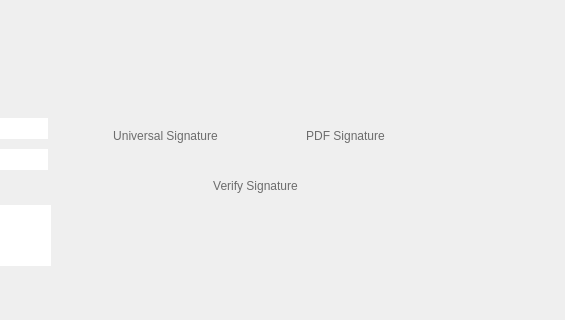
Qt form pteid-mw-pt/_src/eidmw/eidgui/mainwnd.ui (amagovpt/autenticacao.gov) before a commit; both pictures show x 360 to 925 and y 305 to 625 of the 925 by 1042 pixel window.
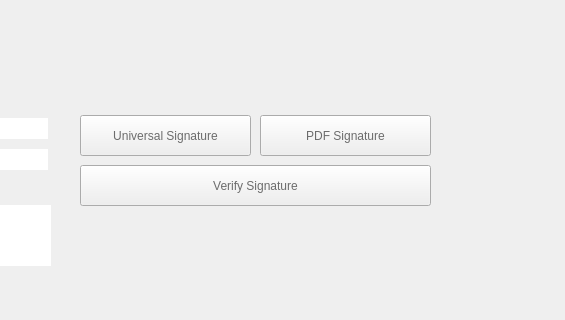
The same form after that commit. Icons and pictures are not drawn.

Commit message: Uncheck option flat in shorcut buttons

```diff
--- a/pteid-mw-pt/_src/eidmw/eidgui/mainwnd.ui
+++ b/pteid-mw-pt/_src/eidmw/eidgui/mainwnd.ui
@@ -412,9 +412,6 @@
         <property name="text">
          <string>Universal Signature</string>
         </property>
-        <property name="flat">
-         <bool>true</bool>
-        </property>
        </widget>
        <widget class="QPushButton" name="btnShortcut_PdfSign">
         <property name="geometry">
@@ -433,9 +430,6 @@
         <property name="text">
          <string>PDF Signature</string>
         </property>
-        <property name="flat">
-         <bool>true</bool>
-        </property>
        </widget>
        <widget class="QPushButton" name="btnShortcut_VerifSign">
         <property name="geometry">
@@ -454,9 +448,6 @@
         <property name="text">
          <string>Verify Signature</string>
         </property>
-        <property name="flat">
-         <bool>true</bool>
-        </property>
        </widget>
       </widget>
       <widget class="QWidget" name="page_IdentityExtra">
```
